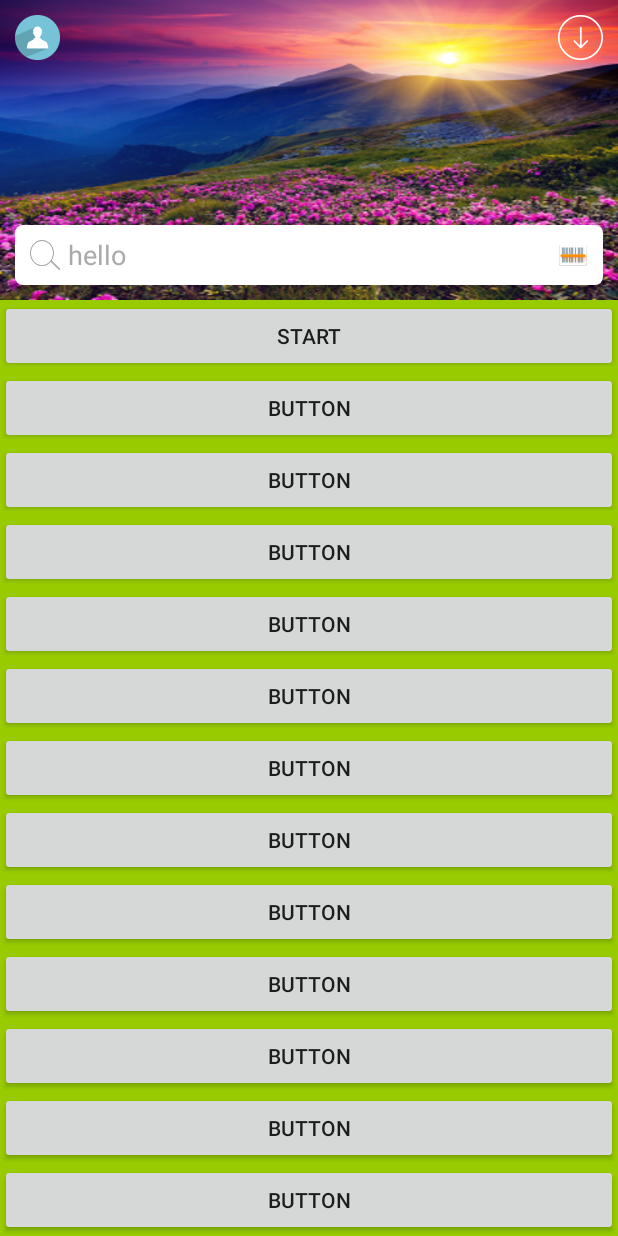
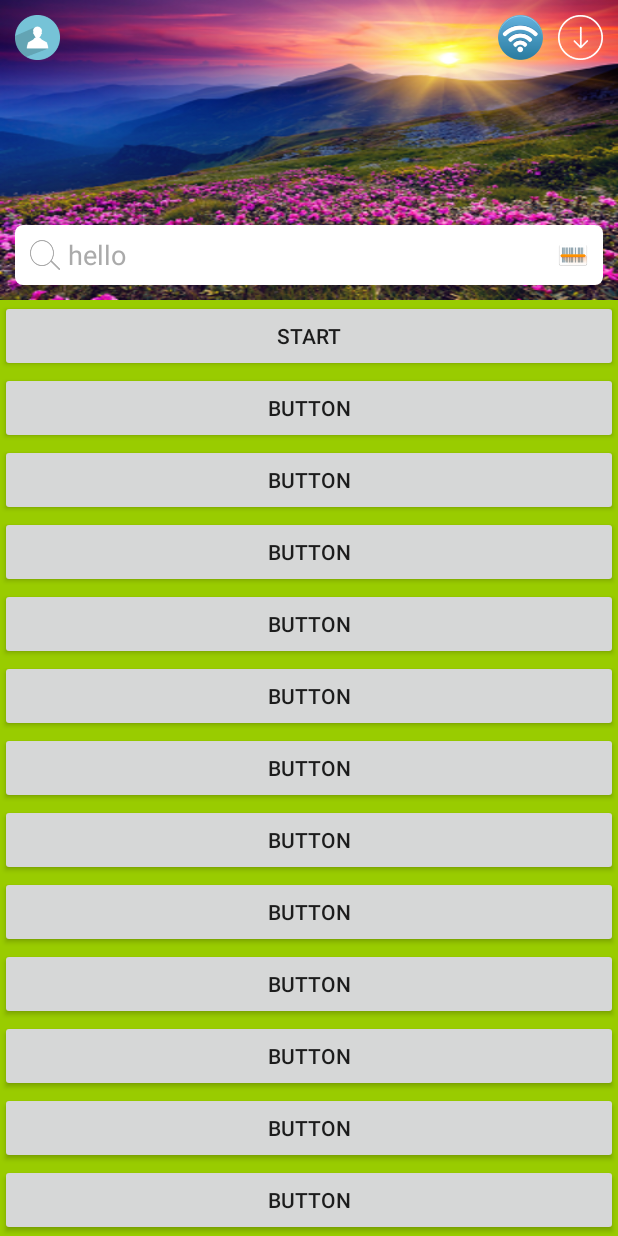
Before and after one commit to programmerAbc/NestedScrollPracticeA, an Android app: the screen it shows after launch (MainActivity), on a phone screen of 412 x 824 dp. Run offline under Robolectric (Android 15) with nearby library versions, the phone set to English and light mode, and no system bars.

Commit message:
加入了自动停靠功能

```diff
--- a/app/src/main/java/com/practice/MyLinearLayout.java
+++ b/app/src/main/java/com/practice/MyLinearLayout.java
@@ -9,7 +9,9 @@ import android.widget.FrameLayout;
 import android.widget.ImageButton;
 import android.widget.ImageView;
 import android.widget.LinearLayout;
+import android.widget.RelativeLayout;
 import android.widget.ScrollView;
+import android.widget.Scroller;
 
 
 /**
@@ -19,20 +21,22 @@ import android.widget.ScrollView;
 public class MyLinearLayout extends LinearLayout {
     private static final String TAG = MyLinearLayout.class.getSimpleName();
     View topView;
+    View buttonBar;
     View searchBar;
     View scrollViewContainer;
     ImageButton qrcodeBtn;
     ImageButton personBtn;
     ImageButton checkDownloadBtn;
+    ImageButton checkWifiBtn;
     ImageView topIv;
     ScrollView scrollView;
     int driftHeight = -1;
     float lastY = 0;
     boolean shouldInterceptActionMove = false;
     int searchBarMeasuredWidth = -1;
-    int searchBarTopMargin=-1;
-    int searchBarBottomMargin=-1;
-
+    int searchBarTopMargin = -1;
+    int searchBarBottomMargin = -1;
+    Scroller scroller;
 
     String[] ACTION_NAME = {"ACTION_DOWN", "ACTION_UP", "ACTION_MOVE", "ACTION_CANCEL"};
 
@@ -51,23 +55,17 @@ public class MyLinearLayout extends LinearLayout {
     @Override
     protected void onFinishInflate() {
         super.onFinishInflate();
+        scroller = new Scroller(getContext());
         topView = findViewById(R.id.topView);
         searchBar = findViewById(R.id.searchBar);
+        buttonBar=findViewById(R.id.buttonBar);
         scrollView = (ScrollView) findViewById(R.id.scrollView);
         scrollViewContainer = findViewById(R.id.scrollViewContainer);
         topIv = (ImageView) findViewById(R.id.topIv);
         personBtn = (ImageButton) findViewById(R.id.personBtn);
         checkDownloadBtn = (ImageButton) findViewById(R.id.checkDownloadBtn);
         qrcodeBtn = (ImageButton) findViewById(R.id.qrcodeBtn);
-        qrcodeBtn.setOnClickListener(new OnClickListener() {
-            @Override
-            public void onClick(View v) {
-                FrameLayout.LayoutParams searchBarLayoutParams = (FrameLayout.LayoutParams) searchBar.getLayoutParams();
-                LinearLayout.LayoutParams scrollViewContainerLayoutParams = (LayoutParams) scrollViewContainer.getLayoutParams();
-                scrollViewContainerLayoutParams.height = getMeasuredHeight() - searchBar.getMeasuredHeight() - searchBarLayoutParams.topMargin - searchBarLayoutParams.bottomMargin;
-                scrollViewContainer.requestLayout();
-            }
-        });
+        checkWifiBtn= (ImageButton) findViewById(R.id.checkWifiBtn);
     }
 
     @Override
@@ -75,6 +73,7 @@ public class MyLinearLayout extends LinearLayout {
         Log.e(TAG, "dispatchTouchEvent: " + ev.getAction());
         switch (ev.getAction()) {
             case MotionEvent.ACTION_DOWN:
+                scroller.abortAnimation();
                 break;
             case MotionEvent.ACTION_MOVE:
                 float dy = ev.getY() - lastY;
@@ -118,14 +117,16 @@ public class MyLinearLayout extends LinearLayout {
         y = y < 0 ? 0 : y;
         y = y > driftHeight ? driftHeight : y;
         float scrollFactor = (float) y / driftHeight;
-        personBtn.setTranslationY(y);
-        checkDownloadBtn.setTranslationY(y);
+        buttonBar.setTranslationY(y);
+        checkWifiBtn.setAlpha(1-scrollFactor);
         topIv.setAlpha(1 - scrollFactor);
+        topIv.setScaleY(1+scrollFactor);
+        topIv.setScaleX(1+scrollFactor);
         Log.e(TAG, "scrollTo: a= " + personBtn.getMeasuredWidth() + " b= " + checkDownloadBtn.getMeasuredWidth() + " c= " + scrollFactor);
-        Log.e(TAG, "scrollTo: width=" + (searchBarMeasuredWidth - (int) ((personBtn.getMeasuredWidth() + ((FrameLayout.LayoutParams) personBtn.getLayoutParams()).rightMargin + checkDownloadBtn.getMeasuredWidth() + ((FrameLayout.LayoutParams) checkDownloadBtn.getLayoutParams()).leftMargin) * scrollFactor)));
-        searchBar.getLayoutParams().width = searchBarMeasuredWidth - (int) ((personBtn.getMeasuredWidth() + ((FrameLayout.LayoutParams) personBtn.getLayoutParams()).rightMargin + checkDownloadBtn.getMeasuredWidth() + ((FrameLayout.LayoutParams) checkDownloadBtn.getLayoutParams()).leftMargin) * scrollFactor);
-        ((FrameLayout.LayoutParams)searchBar.getLayoutParams()).topMargin=searchBarTopMargin-(int)(searchBarTopMargin/2*scrollFactor);
-        ((FrameLayout.LayoutParams)searchBar.getLayoutParams()).bottomMargin=searchBarBottomMargin-(int)(searchBarBottomMargin/2*scrollFactor);
+        Log.e(TAG, "scrollTo: width=" + (searchBarMeasuredWidth - (int) ((personBtn.getMeasuredWidth() + ((RelativeLayout.LayoutParams) personBtn.getLayoutParams()).rightMargin + checkDownloadBtn.getMeasuredWidth() + ((RelativeLayout.LayoutParams) checkDownloadBtn.getLayoutParams()).leftMargin) * scrollFactor)));
+        searchBar.getLayoutParams().width = searchBarMeasuredWidth - (int) ((personBtn.getMeasuredWidth() + ((RelativeLayout.LayoutParams) personBtn.getLayoutParams()).rightMargin + checkDownloadBtn.getMeasuredWidth() + ((RelativeLayout.LayoutParams) checkDownloadBtn.getLayoutParams()).leftMargin) * scrollFactor);
+        ((FrameLayout.LayoutParams) searchBar.getLayoutParams()).topMargin = searchBarTopMargin - (int) (searchBarTopMargin / 2 * scrollFactor);
+        ((FrameLayout.LayoutParams) searchBar.getLayoutParams()).bottomMargin = searchBarBottomMargin - (int) (searchBarBottomMargin / 2 * scrollFactor);
         searchBar.requestLayout();
         super.scrollTo(x, y);
     }
@@ -168,12 +169,30 @@ public class MyLinearLayout extends LinearLayout {
 
                 break;
             case MotionEvent.ACTION_UP:
+                if (getScrollY() > 0 && getScrollY() < driftHeight) {
+                    if (getScrollY() > driftHeight / 2) {
+                        scroller.startScroll(0, getScrollY(), 0, driftHeight - getScrollY(), 300);
+                        invalidate();
+                    } else {
+                        scroller.startScroll(0, getScrollY(), 0, -getScrollY(), 300);
+                        invalidate();
+                    }
+                }
+
 
                 break;
         }
 
 
         return true;
+    }
+
+    @Override
+    public void computeScroll() {
+        if(scroller.computeScrollOffset()){
+            scrollTo(0,scroller.getCurrY());
+            invalidate();
+        }
     }
 
     @Override
@@ -188,11 +207,11 @@ public class MyLinearLayout extends LinearLayout {
         if (driftHeight < 0) {
             driftHeight = topView.getMeasuredHeight() - searchBar.getMeasuredHeight() - searchBarLayoutParams.topMargin / 2 - searchBarLayoutParams.bottomMargin / 2;
         }
-        if(searchBarTopMargin<0){
-            searchBarTopMargin=((FrameLayout.LayoutParams)searchBar.getLayoutParams()).topMargin;
+        if (searchBarTopMargin < 0) {
+            searchBarTopMargin = ((FrameLayout.LayoutParams) searchBar.getLayoutParams()).topMargin;
         }
-        if(searchBarBottomMargin<0){
-            searchBarBottomMargin=((FrameLayout.LayoutParams)searchBar.getLayoutParams()).bottomMargin;
+        if (searchBarBottomMargin < 0) {
+            searchBarBottomMargin = ((FrameLayout.LayoutParams) searchBar.getLayoutParams()).bottomMargin;
         }
         Log.e(TAG, "onMeasure: searchBar measured height" + searchBar.getMeasuredHeight());
         LinearLayout.LayoutParams scrollViewContainerLayoutParams = (LayoutParams) scrollViewContainer.getLayoutParams();
--- a/app/src/main/res/layout/activity_main.xml
+++ b/app/src/main/res/layout/activity_main.xml
@@ -1,5 +1,4 @@
 <?xml version="1.0" encoding="utf-8"?>
-
 
 
 <com.practice.MyLinearLayout xmlns:android="http://schemas.android.com/apk/res/android"
@@ -14,8 +13,8 @@
         android:id="@+id/topView"
         android:layout_width="match_parent"
         android:layout_height="200dp"
+        android:background="@android:color/holo_blue_dark"
         android:focusable="true"
-        android:background="@android:color/holo_blue_dark"
         android:focusableInTouchMode="true">
 
         <ImageView
@@ -24,6 +23,49 @@
             android:layout_height="match_parent"
             android:scaleType="fitXY"
             android:src="@drawable/titleimg" />
+
+        <RelativeLayout
+            android:id="@+id/buttonBar"
+            android:layout_width="match_parent"
+            android:layout_height="wrap_content"
+            android:layout_gravity="top">
+
+            <ImageButton
+                android:id="@+id/personBtn"
+                android:layout_width="30dp"
+                android:layout_height="30dp"
+                android:layout_alignParentLeft="true"
+                android:layout_centerVertical="true"
+                android:layout_margin="10dp"
+                android:background="@android:color/transparent"
+                android:scaleType="fitXY"
+                android:src="@drawable/ic_person" />
+
+            <ImageButton
+                android:id="@+id/checkDownloadBtn"
+                android:layout_width="30dp"
+                android:layout_height="30dp"
+                android:layout_alignParentRight="true"
+                android:layout_centerVertical="true"
+                android:layout_margin="10dp"
+                android:background="@android:color/transparent"
+                android:scaleType="fitXY"
+                android:src="@drawable/ic_download"
+                android:tint="@android:color/white" />
+
+            <ImageButton
+                android:id="@+id/checkWifiBtn"
+                android:layout_width="30dp"
+                android:layout_height="30dp"
+                android:layout_centerVertical="true"
+                android:layout_toLeftOf="@+id/checkDownloadBtn"
+                android:background="@android:color/transparent"
+
+                android:scaleType="fitXY"
+                android:src="@drawable/ic_wifi" />
+
+
+        </RelativeLayout>
 
         <LinearLayout
             android:id="@+id/searchBar"
@@ -45,45 +87,25 @@
                 android:tint="@android:color/darker_gray" />
 
             <EditText
-                android:background="@android:color/transparent"
                 android:layout_width="0dp"
                 android:layout_height="40dp"
                 android:layout_marginLeft="5dp"
                 android:layout_marginRight="5dp"
                 android:layout_weight="1"
+                android:background="@android:color/transparent"
                 android:gravity="center_vertical|left"
                 android:text="hello"
                 android:textColor="@android:color/darker_gray" />
 
             <ImageButton
                 android:id="@+id/qrcodeBtn"
-                android:background="@android:color/transparent"
                 android:layout_width="20dp"
                 android:layout_height="20dp"
+                android:background="@android:color/transparent"
                 android:scaleType="fitXY"
                 android:src="@drawable/ic_qrcode" />
         </LinearLayout>
-        <ImageButton
-            android:id="@+id/personBtn"
-            android:layout_width="30dp"
-            android:layout_height="30dp"
-            android:src="@drawable/ic_person"
-            android:scaleType="fitXY"
-            android:background="@android:color/transparent"
-            android:layout_margin="10dp"
-            android:layout_gravity="top|left"
-            />
-        <ImageButton
-            android:id="@+id/checkDownloadBtn"
-            android:layout_width="30dp"
-            android:layout_height="30dp"
-            android:src="@drawable/ic_download"
-            android:scaleType="fitXY"
-            android:tint="@android:color/white"
-            android:background="@android:color/transparent"
-            android:layout_margin="10dp"
-            android:layout_gravity="top|right"
-            />
+
 
     </FrameLayout>
 
```
Also changed, not shown: app/src/main/res/drawable/ic_wifi.png (added).
